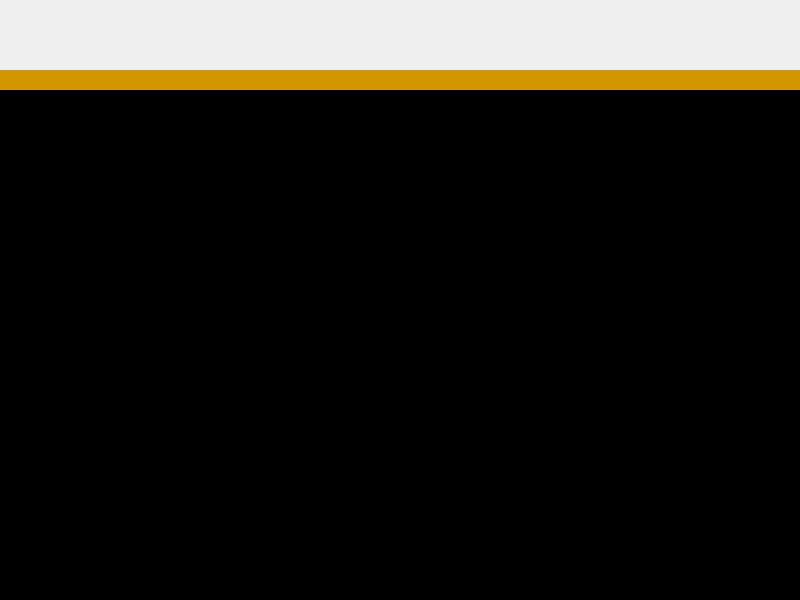
Old version of the form ui/main_window/mainwindow.ui in the repository 15903016222/Voice.
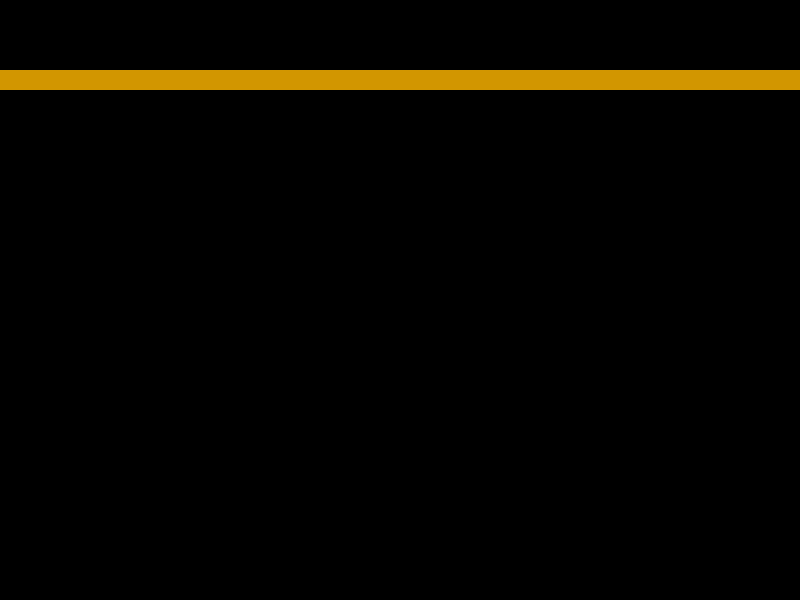
New version of the form. Custom widgets are drawn as their Qt base class.

The edit to the form file:
```diff
--- a/ui/main_window/mainwindow.ui
+++ b/ui/main_window/mainwindow.ui
@@ -19,8 +19,13 @@
   <property name="windowTitle">
    <string notr="true">Mercury</string>
   </property>
+  <property name="autoFillBackground">
+   <bool>false</bool>
+  </property>
   <property name="styleSheet">
-   <string notr="true"/>
+   <string notr="true">QMainWindow  {
+	background-color: rgb(0, 0, 0);
+}</string>
   </property>
   <widget class="QWidget" name="centralWidget">
    <layout class="QVBoxLayout" name="verticalLayout" stretch="7,2,51">
```
Left out of the diff: 36 changed lines with no effect on the pictures.
